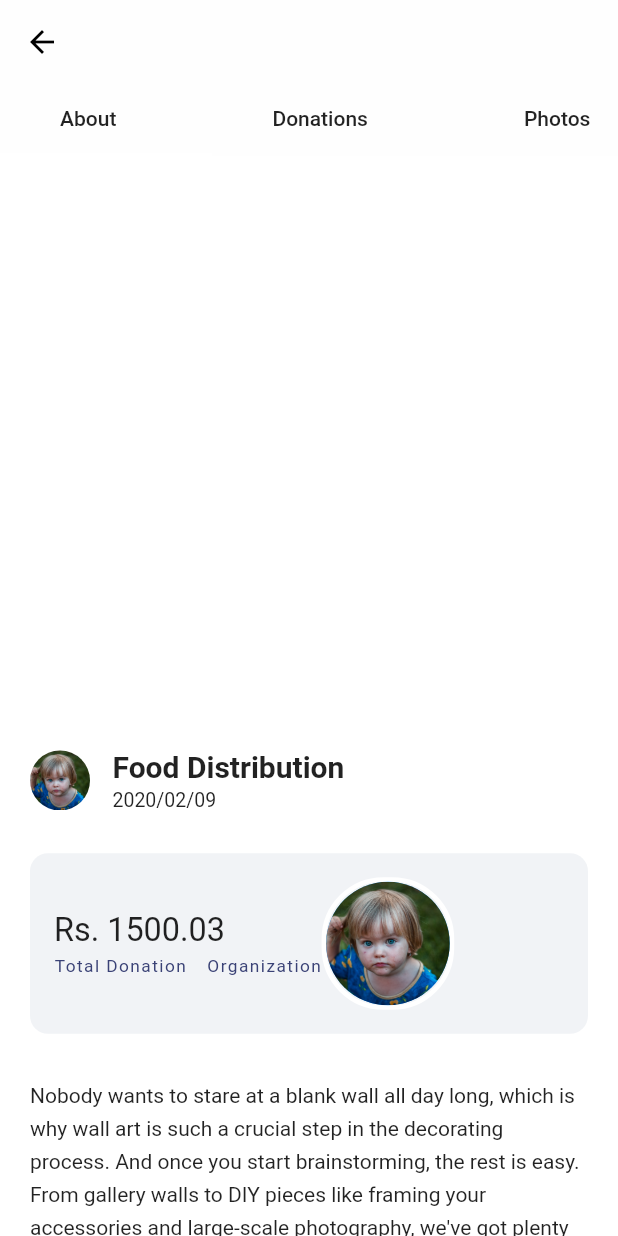
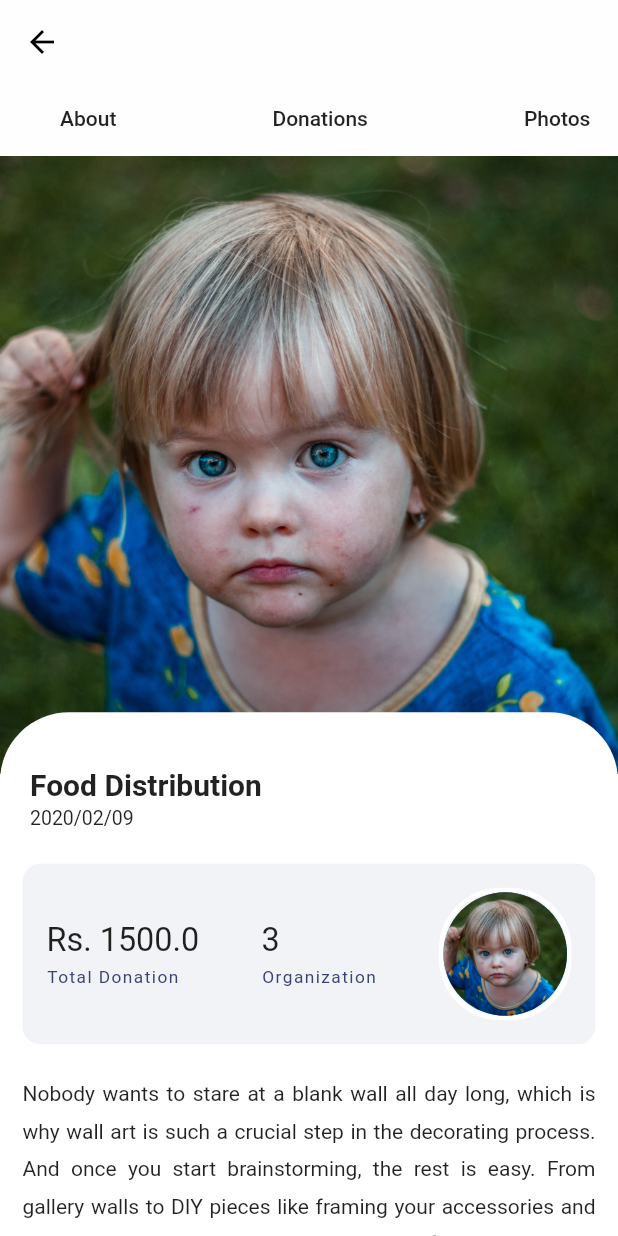
Before and after one commit to sagar-uprety/Sahayogi_Haath_Donation_App, a Flutter app: the screen it shows once a user with an empty profile is signed in, on a phone screen of 412 x 824 dp. Run offline on Flutter 3.47's test engine with Material 2 defaults, Android fonts, the phone set to English and light mode, and no system bars; our stand-ins replace cloud_firestore, firebase_auth, firebase_storage, flutter_svg, google_fonts, image_picker; missing offline and left inert: esewa_pnp; accounts and stored records are empty.

Commit message:
about us

```diff
--- a/lib/screens/organization/org_info.dart
+++ b/lib/screens/organization/org_info.dart
@@ -20,8 +20,11 @@ class OrganizationInfo extends StatefulWidget {
 }
 
 class _OrganizationInfoState extends State<OrganizationInfo> {
+
   @override
   Widget build(BuildContext context) {
+
+
     return DefaultTabController(
         length: 4,
         initialIndex: 0,
--- a/lib/screens/organization/tabs/about.dart
+++ b/lib/screens/organization/tabs/about.dart
@@ -1,8 +1,8 @@
 import 'package:flutter/material.dart';
-import '../../../components/overview_detail.dart';
 import '../../../constants.dart';
 import '../../../theme/extention.dart';
-// import '../../../theme/theme.dart';
+import '../../../theme/theme.dart';
+import '../../../components/overview_detail.dart';
 
 class About extends StatefulWidget {
   @override
@@ -22,32 +22,28 @@ Widget getBody(context) {
     child: Stack(
       children: <Widget>[
         Container(
+          width: double.infinity,
+          height: size.height * 0.5,
+          decoration: BoxDecoration(
+            image: DecorationImage(
+                image: AssetImage("assets/images1/children.jpg"),
+                fit: BoxFit.cover),
+          ),
+        ),
+        Container(
           margin: EdgeInsets.only(top: size.height * 0.45),
           width: double.infinity,
           decoration: BoxDecoration(
-              color: Colors.white, borderRadius: BorderRadius.circular(50)),
+              color: Colors.white, borderRadius: BorderRadius.circular(46)),
           child: Padding(
-            padding: const EdgeInsets.all(20),
+            padding: const EdgeInsets.all(15),
             child: Column(
               crossAxisAlignment: CrossAxisAlignment.start,
               children: <Widget>[
-                SizedBox(
-                  height: 5,
-                ),
                 Row(
                   children: <Widget>[
-                    Container(
-                      width: 40,
-                      height: 40,
-                      decoration: BoxDecoration(
-                        shape: BoxShape.circle,
-                        image: DecorationImage(
-                            image: AssetImage("assets/images1/children.jpg"),
-                            fit: BoxFit.cover),
-                      ),
-                    ),
                     SizedBox(
-                      width: 15,
+                      width: 5.0,
                     ),
                     Column(
                       crossAxisAlignment: CrossAxisAlignment.start,
@@ -55,21 +51,20 @@ Widget getBody(context) {
                         Text(
                           "Food Distribution",
                           style: TextStyle(
-                              fontSize: 20, fontWeight: FontWeight.bold),
-                        ),
-                        SizedBox(
-                          height: 3,
+                              height: 1.6,
+                              fontSize: 20,
+                              fontWeight: FontWeight.bold),
                         ),
                         Text(
                           "2020/02/09",
                           style: TextStyle(fontSize: 13),
-                        )
+                        ),
                       ],
                     )
                   ],
                 ),
                 SizedBox(
-                  height: 20,
+                  height: 15,
                 ),
                 Column(
                   crossAxisAlignment: CrossAxisAlignment.start,
@@ -77,14 +72,10 @@ Widget getBody(context) {
                     Padding(
                       padding: EdgeInsets.only(left: 5.0, right: 5.0),
                     ),
-                    // Text("Hello,",
-                    //  style: TextStyles.title.subTitleColor),
-                    // Text(user.name,
-                    //  style: TextStyles.h1Style),
                     Container(
                       decoration: cGreyBoxDecoration,
                       child: Row(
-                        mainAxisAlignment: MainAxisAlignment.start,
+                        mainAxisAlignment: MainAxisAlignment.spaceBetween,
                         children: <Widget>[
                           OverviewDetail(
                               info: 'Rs. 1500.0', title: 'Total Donation'),
@@ -95,37 +86,34 @@ Widget getBody(context) {
                                   color: Color(0xffffffff),
                                   width: 3,
                                   style: BorderStyle.solid),
-                              borderRadius: BorderRadius.all(
-                                  Radius.circular(size.width * 0.10)),
+                              borderRadius: BorderRadius.all(Radius.circular(
+                                  AppTheme.fullWidth(context) * 0.10)),
                             ),
                             child: CircleAvatar(
                                 backgroundColor: Colors.blue,
                                 backgroundImage:
                                     AssetImage("assets/images1/children.jpg"),
-                                radius: size.width * 0.10),
+                                radius: AppTheme.fullWidth(context) * .10),
                           ),
                         ],
                       ).p16,
-                      //p16
                     ).vP8,
-                    //vP4
+                    SizedBox(
+                      height: 10,
+                    ),
+                    Text(
+                      "Nobody wants to stare at a blank wall all day long, which is why wall art is such a crucial step in the decorating process. And once you start brainstorming, the rest is easy. From gallery walls to DIY pieces like framing your accessories and large-scale photography, we've got plenty of wall art ideas to spark your creativity. And where better to look for inspiration that interior designer-decorated walls",
+                      style: TextStyle(
+                        height: 1.8,
+                      ),
+                      textAlign: TextAlign.justify,
+                    ),
                   ],
                 ),
-                //p16
-                SizedBox(
-                  height: 20,
-                ),
-                Text(
-                  "Nobody wants to stare at a blank wall all day long, which is why wall art is such a crucial step in the decorating process. And once you start brainstorming, the rest is easy. From gallery walls to DIY pieces like framing your accessories and large-scale photography, we've got plenty of wall art ideas to spark your creativity. And where better to look for inspiration that interior designer-decorated walls",
-                  style: TextStyle(height: 1.6),
-                ),
-                SizedBox(
-                  height: 20,
-                ),
               ],
-            ),
+            ).vP16,
           ),
-        )
+        ),
       ],
     ),
   );
```
